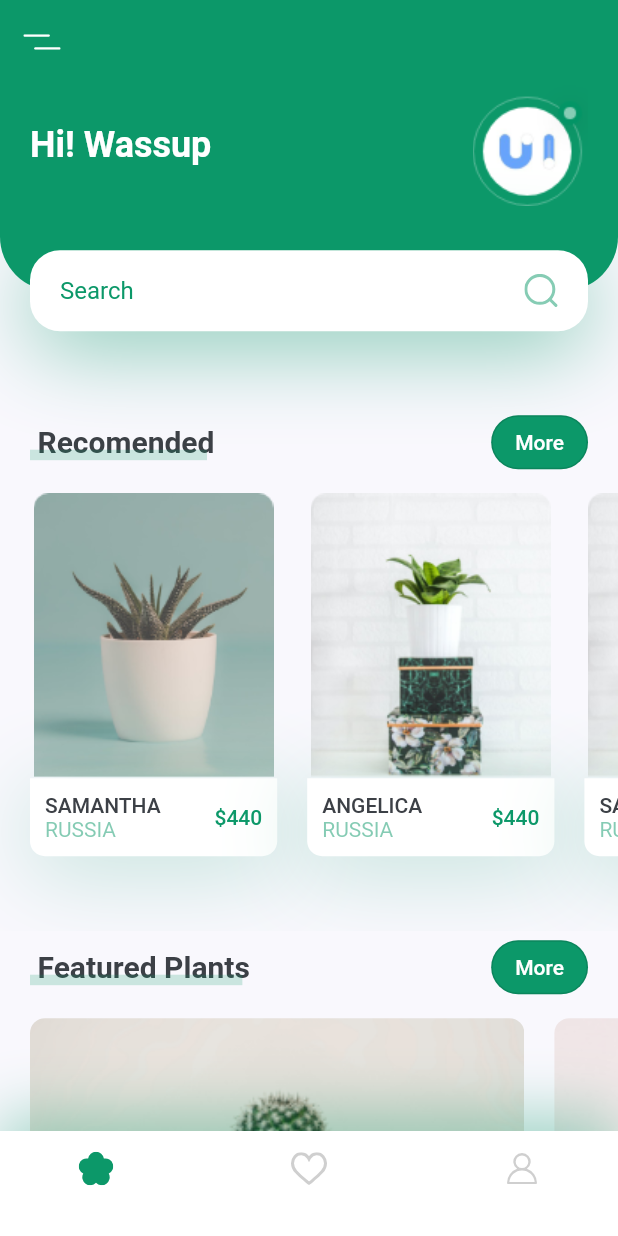
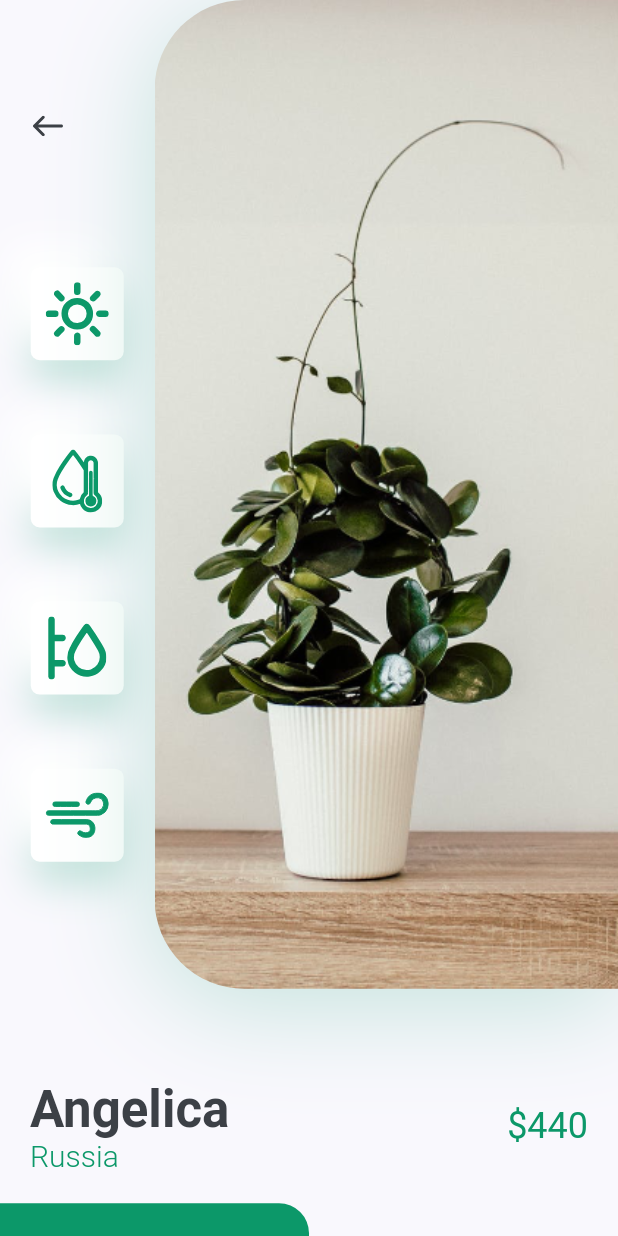
Before and after one commit to ThyagoFRTS/PlantsApp, a Flutter app: the screen it shows after launch, after a tap on an icon or button, on a phone screen of 412 x 824 dp. Run offline on Flutter 3.47's test engine with Material 2 defaults, Android fonts, the phone set to English and light mode, and no system bars; our stand-ins replace flutter_svg.

Commit message:
feat: update details screen

```diff
--- a/lib/components/bottom_navbar.dart
+++ b/lib/components/bottom_navbar.dart
@@ -10,11 +10,11 @@ class BottomNavBar extends StatelessWidget {
   @override
   Widget build(BuildContext context) {
     return Container(
-      height: 70,
+      height: 60,
       padding: const EdgeInsets.only(
-          left: kDefaultPadding * 2,
-          right: kDefaultPadding * 2,
-          bottom: kDefaultPadding),
+        left: kDefaultPadding * 2,
+        right: kDefaultPadding * 2,
+      ),
       decoration: BoxDecoration(color: Colors.white, boxShadow: [
         BoxShadow(
             offset: const Offset(0, -10),
--- /dev/null
+++ b/lib/screens/details/components/action_card_button.dart
@@ -0,0 +1,35 @@
+import 'package:flutter/material.dart';
+import 'package:flutter_svg/svg.dart';
+import 'package:plants_app/constants.dart';
+
+class ActionCardButton extends StatelessWidget {
+  const ActionCardButton({
+    Key? key,
+    required this.icon,
+  }) : super(key: key);
+
+  final String icon;
+
+  @override
+  Widget build(BuildContext context) {
+    Size size = MediaQuery.of(context).size;
+    return Container(
+      height: 62,
+      width: 62,
+      padding: const EdgeInsets.all(kDefaultPadding / 2),
+      margin: EdgeInsets.symmetric(vertical: size.height * 0.03),
+      decoration: BoxDecoration(
+          color: Colors.white,
+          borderRadius: BorderRadius.circular(6),
+          boxShadow: [
+            BoxShadow(
+                offset: const Offset(0, 15),
+                blurRadius: 22,
+                color: kPrimaryColor.withOpacity(0.22)),
+            const BoxShadow(
+                offset: Offset(-15, -15), blurRadius: 20, color: Colors.white)
+          ]),
+      child: SvgPicture.asset(icon),
+    );
+  }
+}
--- /dev/null
+++ b/lib/screens/details/components/body.dart
@@ -0,0 +1,62 @@
+import 'package:flutter/material.dart';
+import 'package:flutter/src/widgets/framework.dart';
+import 'package:flutter_svg/flutter_svg.dart';
+import 'package:plants_app/constants.dart';
+
+import 'action_card_button.dart';
+import 'image_with_bar_options.dart';
+import 'plant_title_with_price.dart';
+
+class Body extends StatelessWidget {
+  const Body({super.key});
+
+  @override
+  Widget build(BuildContext context) {
+    Size size = MediaQuery.of(context).size;
+    return SingleChildScrollView(
+      child: Column(
+        children: [
+          const ImageWithBarOptions(),
+          const PlantTitleWithPrice(
+            title: "Angelica",
+            country: "Russia",
+            price: 440,
+          ),
+          const SizedBox(
+            height: kDefaultPadding,
+          ),
+          Row(
+            children: [
+              SizedBox(
+                width: size.width / 2,
+                height: 84,
+                child: TextButton(
+                  style: TextButton.styleFrom(
+                      shape: const RoundedRectangleBorder(
+                          borderRadius:
+                              BorderRadius.only(topRight: Radius.circular(20))),
+                      backgroundColor: kPrimaryColor,
+                      foregroundColor: Colors.white),
+                  onPressed: () {},
+                  child: const Text(
+                    "Buy Now",
+                    style: TextStyle(fontSize: 16),
+                  ),
+                ),
+              ),
+              Expanded(
+                  child: TextButton(
+                //style: TextButton.styleFrom(foregroundColor: Colors.white),
+                onPressed: () {},
+                child: const Text("Description"),
+              ))
+            ],
+          ),
+          const SizedBox(
+            height: kDefaultPadding,
+          ),
+        ],
+      ),
+    );
+  }
+}
--- /dev/null
+++ b/lib/screens/details/components/image_with_bar_options.dart
@@ -0,0 +1,78 @@
+import 'package:flutter/material.dart';
+import 'package:flutter_svg/svg.dart';
+import 'package:plants_app/constants.dart';
+
+import 'action_card_button.dart';
+
+class ImageWithBarOptions extends StatelessWidget {
+  const ImageWithBarOptions({
+    Key? key,
+  }) : super(key: key);
+
+  @override
+  Widget build(BuildContext context) {
+    Size size = MediaQuery.of(context).size;
+    return Padding(
+      padding: const EdgeInsets.only(bottom: kDefaultPadding * 3),
+      child: SizedBox(
+        height: size.height * 0.8,
+        child: Row(
+          children: [
+            Expanded(
+                child: Padding(
+              padding:
+                  const EdgeInsets.symmetric(vertical: kDefaultPadding * 3),
+              child: Column(
+                children: [
+                  Align(
+                    alignment: Alignment.topLeft,
+                    child: IconButton(
+                        onPressed: () {
+                          Navigator.pop(context);
+                        },
+                        padding: const EdgeInsets.symmetric(
+                            horizontal: kDefaultPadding),
+                        icon: SvgPicture.asset("assets/icons/back_arrow.svg")),
+                  ),
+                  const Spacer(),
+                  const ActionCardButton(
+                    icon: "assets/icons/sun.svg",
+                  ),
+                  const ActionCardButton(
+                    icon: "assets/icons/icon_2.svg",
+                  ),
+                  const ActionCardButton(
+                    icon: "assets/icons/icon_3.svg",
+                  ),
+                  const ActionCardButton(
+                    icon: "assets/icons/icon_4.svg",
+                  ),
+                ],
+              ),
+            )),
+            Container(
+              height: size.height * 0.8,
+              width: size.width * 0.75,
+              decoration: BoxDecoration(
+                  borderRadius: const BorderRadius.only(
+                      topLeft: Radius.circular(60),
+                      bottomLeft: Radius.circular(60)),
+                  boxShadow: [
+                    BoxShadow(
+                      offset: const Offset(0, 10),
+                      color: kPrimaryColor.withOpacity(0.23),
+                      blurRadius: 60,
+                    )
+                  ],
+                  image: const DecorationImage(
+                    fit: BoxFit.cover,
+                    alignment: Alignment.centerLeft,
+                    image: AssetImage("assets/images/img.png"),
+                  )),
+            ),
+          ],
+        ),
+      ),
+    );
+  }
+}
--- /dev/null
+++ b/lib/screens/details/components/plant_title_with_price.dart
@@ -0,0 +1,50 @@
+import 'package:flutter/material.dart';
+import 'package:plants_app/constants.dart';
+
+class PlantTitleWithPrice extends StatelessWidget {
+  const PlantTitleWithPrice({
+    Key? key,
+    required this.title,
+    required this.country,
+    required this.price,
+  }) : super(key: key);
+
+  final String title, country;
+  final int price;
+
+  @override
+  Widget build(BuildContext context) {
+    return Padding(
+      padding: const EdgeInsets.symmetric(horizontal: kDefaultPadding),
+      child: Row(
+        children: [
+          RichText(
+              text: TextSpan(children: [
+            TextSpan(
+                text: "$title\n",
+                style: Theme.of(context).textTheme.headline4!.copyWith(
+                      color: kTextColor,
+                      fontWeight: FontWeight.bold,
+                    )),
+            TextSpan(
+              text: country,
+              style: const TextStyle(
+                fontSize: 20,
+                color: kPrimaryColor,
+                fontWeight: FontWeight.w300,
+              ),
+            ),
+          ])),
+          const Spacer(),
+          Text(
+            "\$$price",
+            style: Theme.of(context)
+                .textTheme
+                .headline5!
+                .copyWith(color: kPrimaryColor),
+          )
+        ],
+      ),
+    );
+  }
+}
--- /dev/null
+++ b/lib/screens/details/details_screen.dart
@@ -0,0 +1,13 @@
+import 'package:flutter/material.dart';
+import 'components/body.dart';
+
+class DetailsScreen extends StatelessWidget {
+  const DetailsScreen({super.key});
+
+  @override
+  Widget build(BuildContext context) {
+    return const Scaffold(
+      body: Body(),
+    );
+  }
+}
--- a/lib/screens/home/components/recomended_plants.dart
+++ b/lib/screens/home/components/recomended_plants.dart
@@ -1,5 +1,6 @@
 import "package:flutter/material.dart";
 import 'package:plants_app/constants.dart';
+import 'package:plants_app/screens/details/details_screen.dart';
 
 class RecomendedPlants extends StatelessWidget {
   const RecomendedPlants({
@@ -16,21 +17,37 @@ class RecomendedPlants extends StatelessWidget {
             image: "assets/images/image_1.png",
             title: "Samantha",
             country: "Russia",
-            onPress: () {},
+            onPress: () {
+              Navigator.push(
+                context,
+                MaterialPageRoute(builder: (context) => const DetailsScreen()),
+              );
+            },
             price: 440,
           ),
           RecomendedPlantCard(
             image: "assets/images/image_2.png",
             title: "Angelica",
             country: "Russia",
-            onPress: () {},
+            onPress: () {
+              print("test");
+              Navigator.push(
+                context,
+                MaterialPageRoute(builder: (context) => const DetailsScreen()),
+              );
+            },
             price: 440,
           ),
           RecomendedPlantCard(
-            image: "assets/images/image_2.png",
+            image: "assets/images/image_3.png",
             title: "Samantha",
             country: "Russia",
-            onPress: () {},
+            onPress: () {
+              Navigator.push(
+                context,
+                MaterialPageRoute(builder: (context) => const DetailsScreen()),
+              );
+            },
             price: 440,
           ),
         ],
@@ -51,7 +68,7 @@ class RecomendedPlantCard extends StatelessWidget {
 
   final String image, title, country;
   final int price;
-  final Function onPress;
+  final VoidCallback? onPress;
 
   @override
   Widget build(BuildContext context) {
@@ -63,14 +80,12 @@ class RecomendedPlantCard extends StatelessWidget {
           top: kDefaultPadding / 2,
           bottom: kDefaultPadding * 2.5),
       width: size.width * 0.4,
-      child: Column(
-        children: <Widget>[
-          Image.asset(image),
-          GestureDetector(
-            onTap: () {
-              onPress();
-            },
-            child: Container(
+      child: GestureDetector(
+        onTap: onPress,
+        child: Column(
+          children: <Widget>[
+            Image.asset(image),
+            Container(
               padding: const EdgeInsets.all(kDefaultPadding / 2),
               decoration: BoxDecoration(
                   color: Colors.white,
@@ -110,9 +125,9 @@ class RecomendedPlantCard extends StatelessWidget {
                   )
                 ],
               ),
-            ),
-          )
-        ],
+            )
+          ],
+        ),
       ),
     );
   }
```
